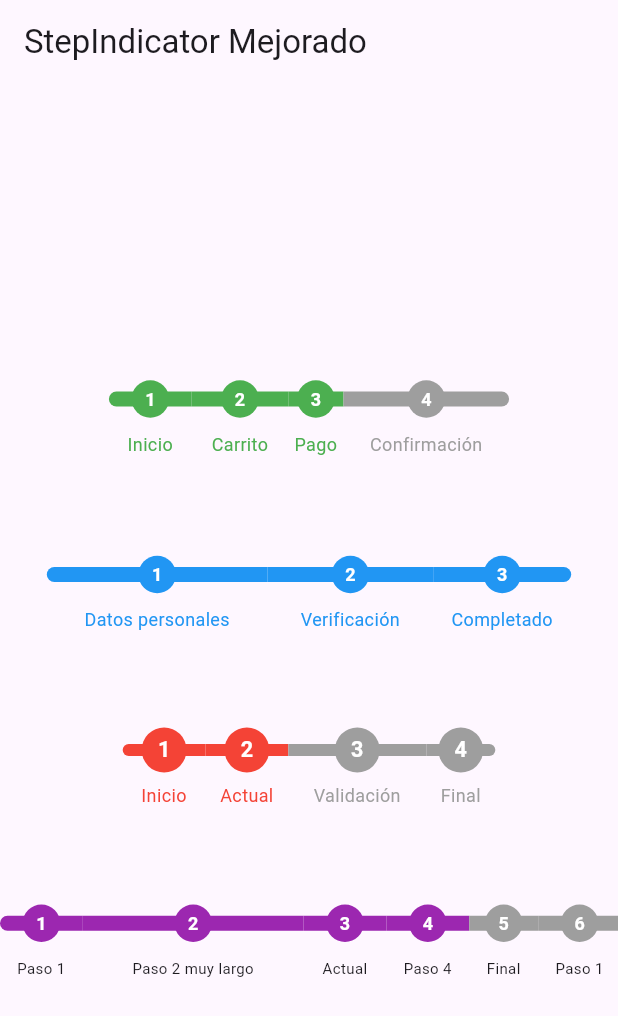
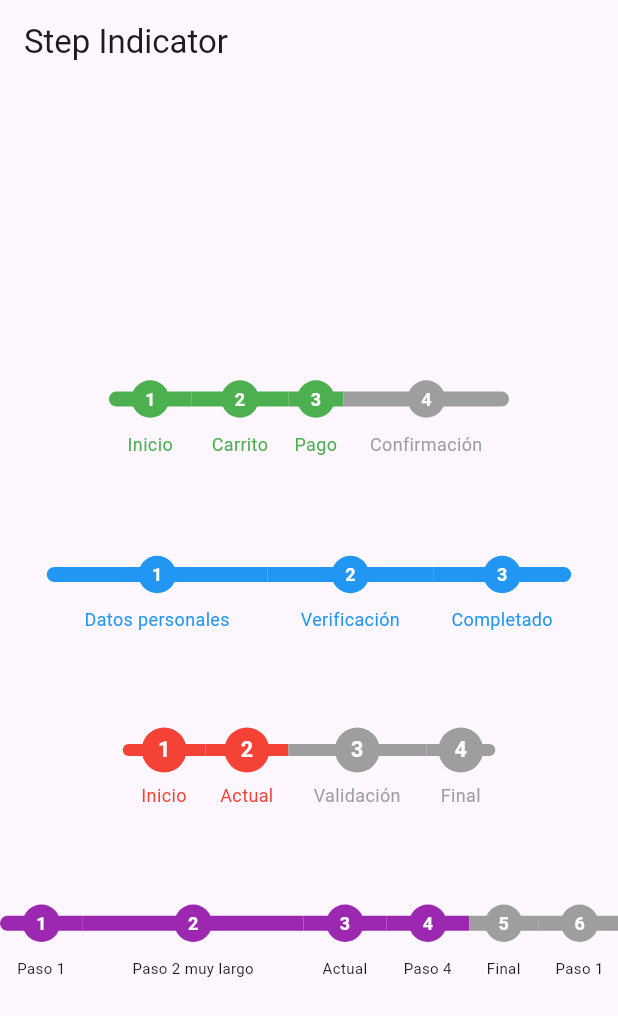
Before and after one commit to holaggabriel/flutter-step-indicator, a Flutter app: the screen it shows after launch, on a phone screen of 412 x 824 dp. Shown: the top 1016 px of the screen. Run offline on Flutter 3.47's test engine with Material 3 defaults, Android fonts, the phone set to English and light mode, and no system bars.

Commit message:
Se renombró el titulo

```diff
--- a/lib/main.dart
+++ b/lib/main.dart
@@ -12,7 +12,7 @@ class MyApp extends StatelessWidget {
   Widget build(BuildContext context) {
     return MaterialApp(
       home: Scaffold(
-        appBar: AppBar(title: const Text('StepIndicator Mejorado')),
+        appBar: AppBar(title: const Text('Step Indicator')),
         body: Center(
           child: Column(
             mainAxisAlignment: MainAxisAlignment.center,
```
